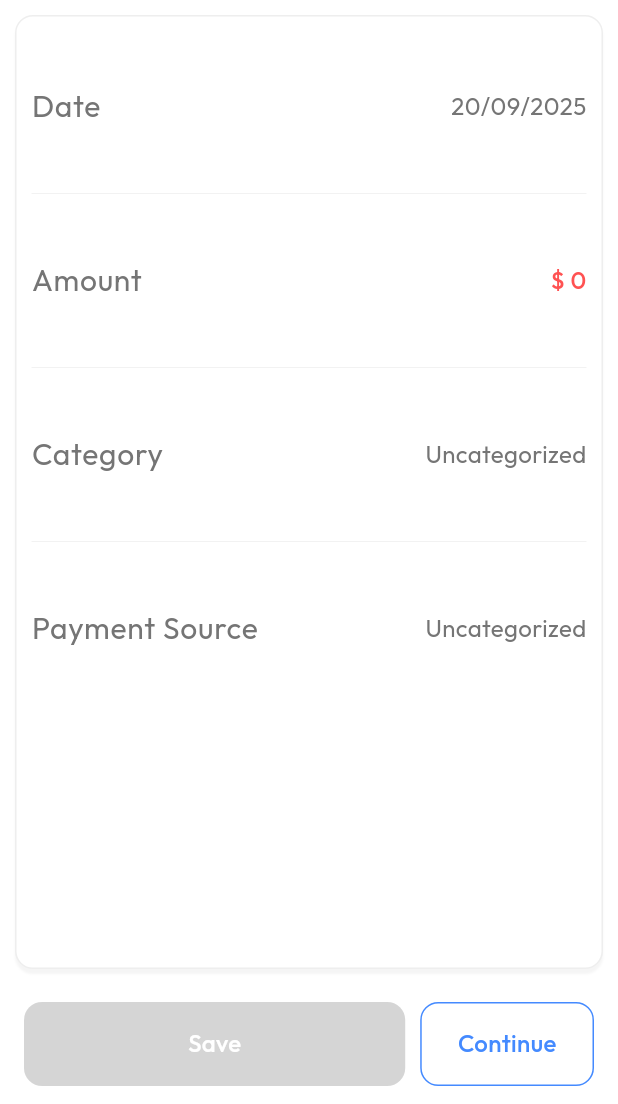
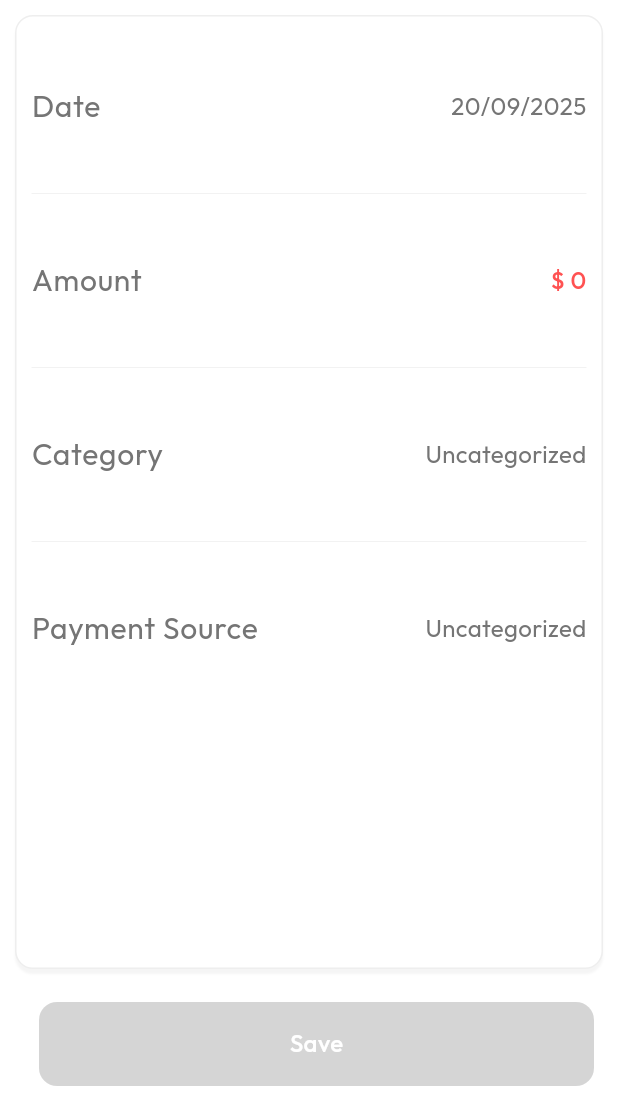
Before and after one commit to DrkDsk/FlutterMoneyManager, a Flutter app: the CreateTransactionScreen screen opened directly, on a phone screen of 412 x 824 dp, the part 132-1236 px from its top. Run offline on Flutter 3.47's test engine with Material 3 defaults, Android fonts, the phone set to English and light mode, and no system bars; our stand-ins replace bloc, dartz, equatable, fl_chart, flutter_bloc, flutter_svg and 5 more; accounts and stored records are empty.

Commit message:
feat: handle redirection to delete

```diff
--- a/lib/src/features/transaction/ui/create/screens/create_transaction_screen.dart
+++ b/lib/src/features/transaction/ui/create/screens/create_transaction_screen.dart
@@ -190,12 +190,26 @@ class _CreateTransactionScreenState extends State<CreateTransactionScreen>
     _router.pop();
   }
 
+  void _handleDeleteTransaction() async {
+    print("delete");
+  }
+
   @override
   Widget build(BuildContext context) {
     return Scaffold(
       appBar: const CustomAppBar(),
-      bottomNavigationBar: CreateTransactionBottomAppBar(
-        onTap: _handleSaveTransaction,
+      bottomNavigationBar:
+          BlocSelector<CreateTransactionCubit, CreateTransactionState, bool>(
+        selector: (state) {
+          return state.transaction.id != null;
+        },
+        builder: (context, storedTransaction) {
+          return CreateTransactionBottomAppBar(
+            onTapSaveButton: _handleSaveTransaction,
+            onTapDeleteButton:
+                storedTransaction == true ? _handleDeleteTransaction : null,
+          );
+        },
       ),
       body: SafeArea(
         child: Column(
--- a/lib/src/features/transaction/ui/create/widgets/create_transaction_bottom_appbar.dart
+++ b/lib/src/features/transaction/ui/create/widgets/create_transaction_bottom_appbar.dart
@@ -6,9 +6,15 @@ import 'package:flutter_money_manager/src/features/transaction/ui/create/cubit/c
 import 'package:flutter_bloc/flutter_bloc.dart';
 
 class CreateTransactionBottomAppBar extends StatelessWidget {
-  const CreateTransactionBottomAppBar({super.key, required this.onTap});
+  const CreateTransactionBottomAppBar(
+      {super.key,
+      this.onTapSaveButton,
+      this.onTapDeleteButton,
+      this.onTapCancelButton});
 
-  final void Function()? onTap;
+  final void Function()? onTapSaveButton;
+  final void Function()? onTapDeleteButton;
+  final void Function()? onTapCancelButton;
 
   @override
   Widget build(BuildContext context) {
@@ -22,9 +28,25 @@ class CreateTransactionBottomAppBar extends StatelessWidget {
         builder: (context, formValidated) {
           return Row(
             children: [
+              if (onTapDeleteButton != null) ...[
+                GestureDetector(
+                  behavior: HitTestBehavior.opaque,
+                  onTap: onTapDeleteButton,
+                  child: SizedBox(
+                    child: Image.asset(
+                      "assets/icons/delete_icon.png",
+                      color: AppColors.expenseColor,
+                      width: 50,
+                    ),
+                  ),
+                )
+              ],
+              const SizedBox(width: 10),
+              if (onTapSaveButton != null) ...[
                 Expanded(
                   child: GestureDetector(
-                  onTap: formValidated ? onTap : null,
+                    behavior: HitTestBehavior.opaque,
+                    onTap: formValidated ? onTapSaveButton : null,
                     child: Container(
                       decoration: BoxDecoration(
                           color: formValidated
@@ -33,22 +55,12 @@ class CreateTransactionBottomAppBar extends StatelessWidget {
                           borderRadius: BorderRadius.circular(12)),
                       child: Center(
                           child: Text("Save",
-                            style: theme.textTheme.bodyMedium
-                                ?.copyWith(color: theme.colorScheme.primary))),
+                              style: theme.textTheme.bodyMedium?.copyWith(
+                                  color: theme.colorScheme.primary))),
                     ),
                   ),
-              ),
-              const SizedBox(width: 10),
-              Container(
-                padding: const EdgeInsets.symmetric(horizontal: 24),
-                decoration: BoxDecoration(
-                    borderRadius: BorderRadius.circular(12),
-                    border: Border.all(color: theme.colorScheme.secondary)),
-                child: Center(
-                    child: Text("Continue",
-                        style: theme.textTheme.bodyMedium
-                            ?.copyWith(color: theme.colorScheme.secondary))),
                 )
+              ]
             ],
           );
         },
--- a/lib/src/features/transaction/ui/fetch/widgets/transactions_list.dart
+++ b/lib/src/features/transaction/ui/fetch/widgets/transactions_list.dart
@@ -40,6 +40,7 @@ class TransactionsList extends StatelessWidget {
         return Padding(
           padding: const EdgeInsets.symmetric(horizontal: 10, vertical: 5),
           child: GestureDetector(
+            behavior: HitTestBehavior.opaque,
             onTap: () {
               final router = AppRouter.of(context);
 
```
Also changed, not shown: assets/icons/delete_icon.png (added). Lines whose indentation alone changed are shown as unchanged.
